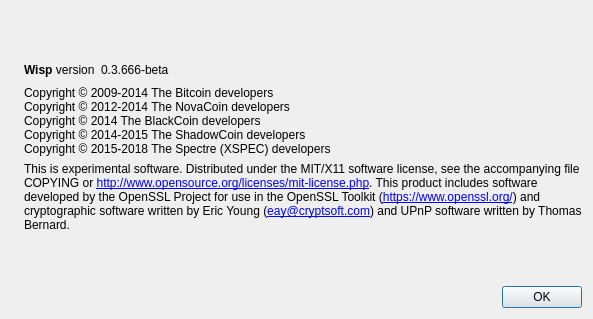
Before: the Qt Designer form src/qt/forms/aboutdialog.ui in wispproject/wallet, drawn with Qt 5.
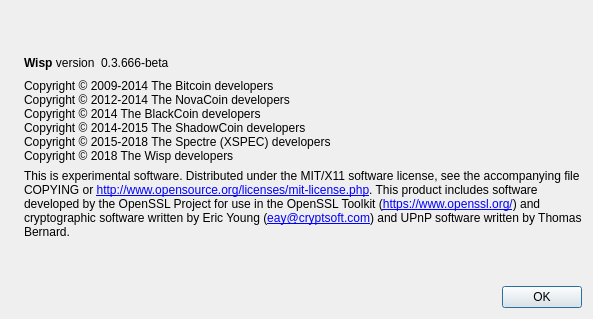
After: the same form once the commit is applied. Icons and pictures are not drawn.

Commit message: Add Copyright notice

Diff of the .ui file:
```diff
--- a/src/qt/forms/aboutdialog.ui
+++ b/src/qt/forms/aboutdialog.ui
@@ -95,7 +95,8 @@
 Copyright © 2012-2014 The NovaCoin developers
 Copyright © 2014 The BlackCoin developers
 Copyright © 2014-2015 The ShadowCoin developers
-Copyright © 2015-2018 The Spectre (XSPEC) developers         </string>
+Copyright © 2015-2018 The Spectre (XSPEC) developers
+Copyright © 2018 The Wisp developers</string>
        </property>
        <property name="textInteractionFlags">
         <set>Qt::LinksAccessibleByMouse|Qt::TextSelectableByKeyboard|Qt::TextSelectableByMouse</set>
```
The commit also changes 1 other file.
